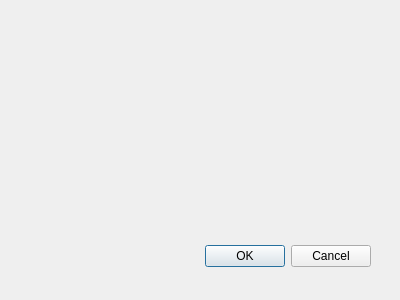
This is cpartlistitemeditdialog.ui in birkeh/qtPartlist as Qt 5 draws it before an edit. The edited form follows.
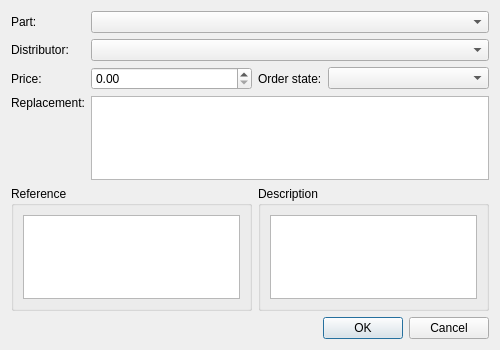
This is the edited form.

The edit to the form file:
```diff
--- a/cpartlistitemeditdialog.ui
+++ b/cpartlistitemeditdialog.ui
@@ -8,29 +8,119 @@
    <rect>
     <x>0</x>
     <y>0</y>
-    <width>400</width>
-    <height>300</height>
+    <width>500</width>
+    <height>350</height>
    </rect>
   </property>
   <property name="windowTitle">
    <string>Dialog</string>
   </property>
-  <widget name="buttonBox" class="QDialogButtonBox">
-   <property name="geometry">
-    <rect>
-     <x>30</x>
-     <y>240</y>
-     <width>341</width>
-     <height>32</height>
-    </rect>
-   </property>
-   <property name="orientation">
-    <enum>Qt::Horizontal</enum>
-   </property>
-   <property name="standardButtons">
-    <set>QDialogButtonBox::Cancel|QDialogButtonBox::Ok</set>
-   </property>
-  </widget>
+  <layout class="QGridLayout" name="gridLayout_2">
+   <item row="0" column="0">
+    <layout class="QVBoxLayout" name="verticalLayout">
+     <item>
+      <layout class="QGridLayout" name="gridLayout_4" columnstretch="0,1,0,1">
+       <item row="2" column="0">
+        <widget class="QLabel" name="label_4">
+         <property name="text">
+          <string>Price:</string>
+         </property>
+        </widget>
+       </item>
+       <item row="2" column="1">
+        <widget class="QDoubleSpinBox" name="m_lpPrice"/>
+       </item>
+       <item row="0" column="0">
+        <widget class="QLabel" name="label">
+         <property name="text">
+          <string>Part:</string>
+         </property>
+        </widget>
+       </item>
+       <item row="3" column="1" colspan="3">
+        <widget class="QTreeWidget" name="m_lpReplacement">
+         <attribute name="headerVisible">
+          <bool>false</bool>
+         </attribute>
+         <column>
+          <property name="text">
+           <string notr="true">1</string>
+          </property>
+         </column>
+        </widget>
+       </item>
+       <item row="2" column="2">
+        <widget class="QLabel" name="label_5">
+         <property name="text">
+          <string>Order state:</string>
+         </property>
+        </widget>
+       </item>
+       <item row="1" column="0">
+        <widget class="QLabel" name="label_2">
+         <property name="text">
+          <string>Distributor:</string>
+         </property>
+        </widget>
+       </item>
+       <item row="3" column="0">
+        <widget class="QLabel" name="label_3">
+         <property name="text">
+          <string>Replacement:</string>
+         </property>
+         <property name="alignment">
+          <set>Qt::AlignLeading|Qt::AlignLeft|Qt::AlignTop</set>
+         </property>
+        </widget>
+       </item>
+       <item row="2" column="3">
+        <widget class="QComboBox" name="m_lpOrderState"/>
+       </item>
+       <item row="0" column="1" colspan="3">
+        <widget class="QComboBox" name="m_lpPartList"/>
+       </item>
+       <item row="1" column="1" colspan="3">
+        <widget class="QComboBox" name="m_lpDistributorList"/>
+       </item>
+       <item row="4" column="2" colspan="2">
+        <widget class="QGroupBox" name="groupBox_2">
+         <property name="title">
+          <string>Description</string>
+         </property>
+         <layout class="QGridLayout" name="gridLayout_3">
+          <item row="0" column="0">
+           <widget class="QTextEdit" name="m_lpDescription"/>
+          </item>
+         </layout>
+        </widget>
+       </item>
+       <item row="4" column="0" colspan="2">
+        <widget class="QGroupBox" name="groupBox_3">
+         <property name="title">
+          <string>Reference</string>
+         </property>
+         <layout class="QGridLayout" name="gridLayout">
+          <item row="0" column="0">
+           <widget class="QTextEdit" name="m_lpReference"/>
+          </item>
+         </layout>
+        </widget>
+       </item>
+      </layout>
+     </item>
+     <item>
+      <widget class="QDialogButtonBox" name="m_lpButtonBox">
+       <property name="orientation">
+        <enum>Qt::Horizontal</enum>
+       </property>
+       <property name="standardButtons">
+        <set>QDialogButtonBox::Cancel|QDialogButtonBox::Ok</set>
+       </property>
+      </widget>
+     </item>
+    </layout>
+   </item>
+  </layout>
  </widget>
  <pixmapfunction/>
  <resources/>
```
Left out of the diff: 11 changed lines with no effect on the pictures.
